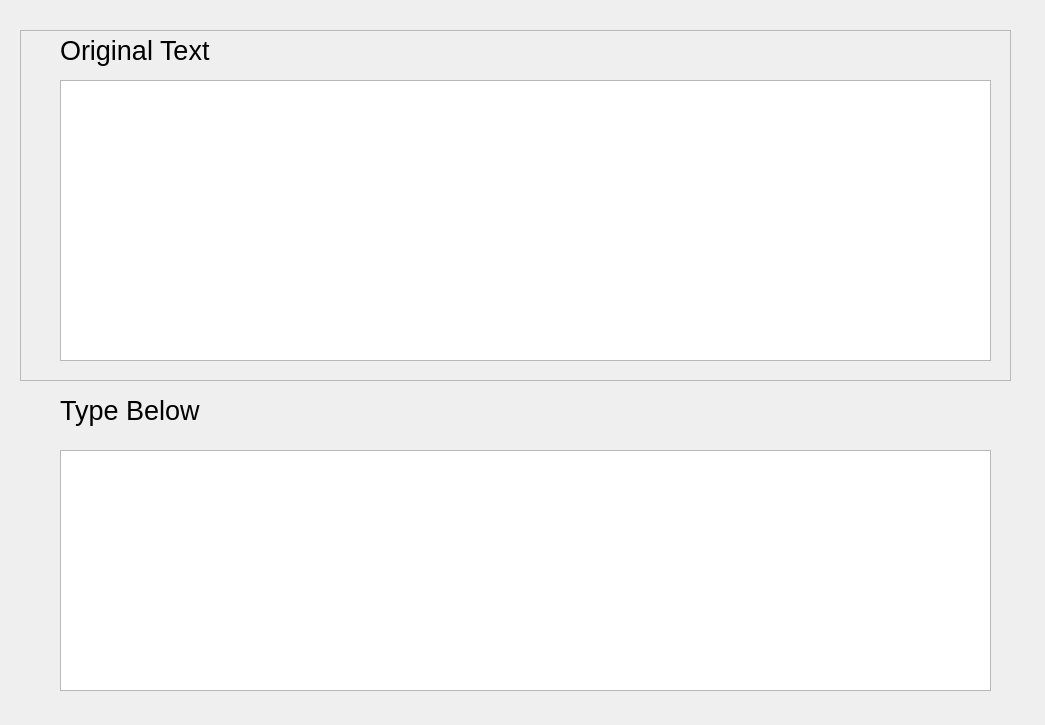
ITT-21SS-UR/assignment-5-text-entry-el2, file text_entry_ui.ui: the form before one commit.
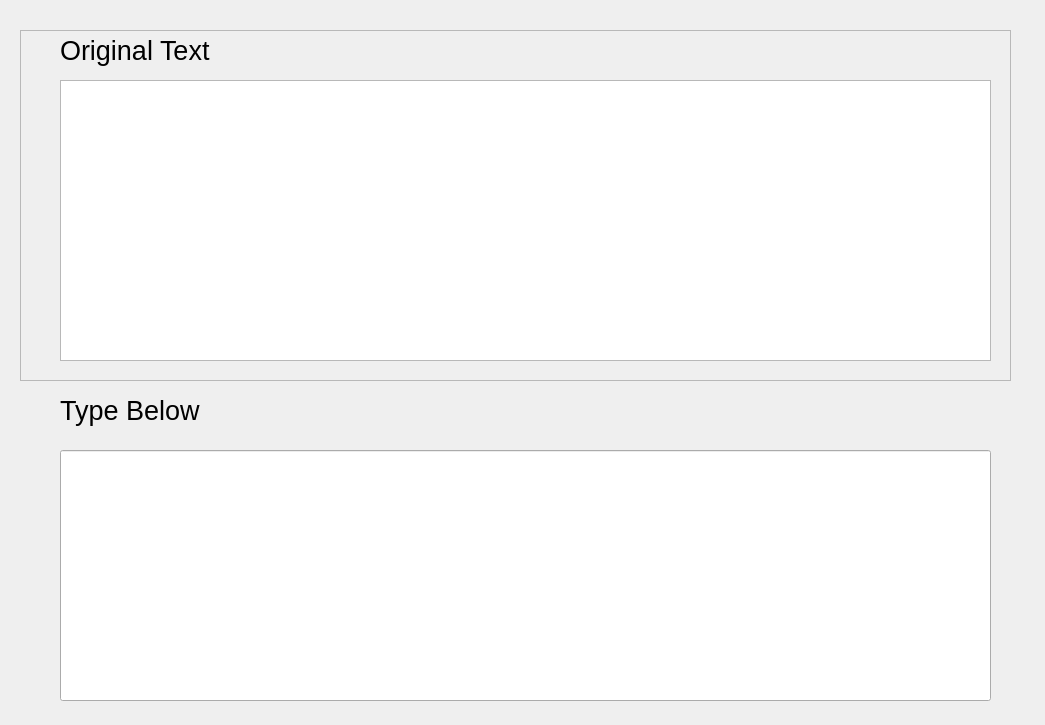
The form after the commit.

Commit message: replaced textedit with lineedit

Diff of the .ui file:
```diff
--- a/text_entry_ui.ui
+++ b/text_entry_ui.ui
@@ -26,16 +26,6 @@
     <bool>true</bool>
    </property>
   </widget>
-  <widget class="QTextEdit" name="userText">
-   <property name="geometry">
-    <rect>
-     <x>60</x>
-     <y>450</y>
-     <width>931</width>
-     <height>241</height>
-    </rect>
-   </property>
-  </widget>
   <widget class="QLabel" name="userInputLabel">
    <property name="geometry">
     <rect>
@@ -91,6 +81,21 @@
     <number>20</number>
    </property>
   </widget>
+  <widget class="QLineEdit" name="lineEdit">
+   <property name="geometry">
+    <rect>
+     <x>60</x>
+     <y>450</y>
+     <width>931</width>
+     <height>251</height>
+    </rect>
+   </property>
+   <property name="font">
+    <font>
+     <pointsize>25</pointsize>
+    </font>
+   </property>
+  </widget>
  </widget>
  <resources/>
  <connections/>
```
Left out of the diff: 5 changed lines with no effect on the pictures.
